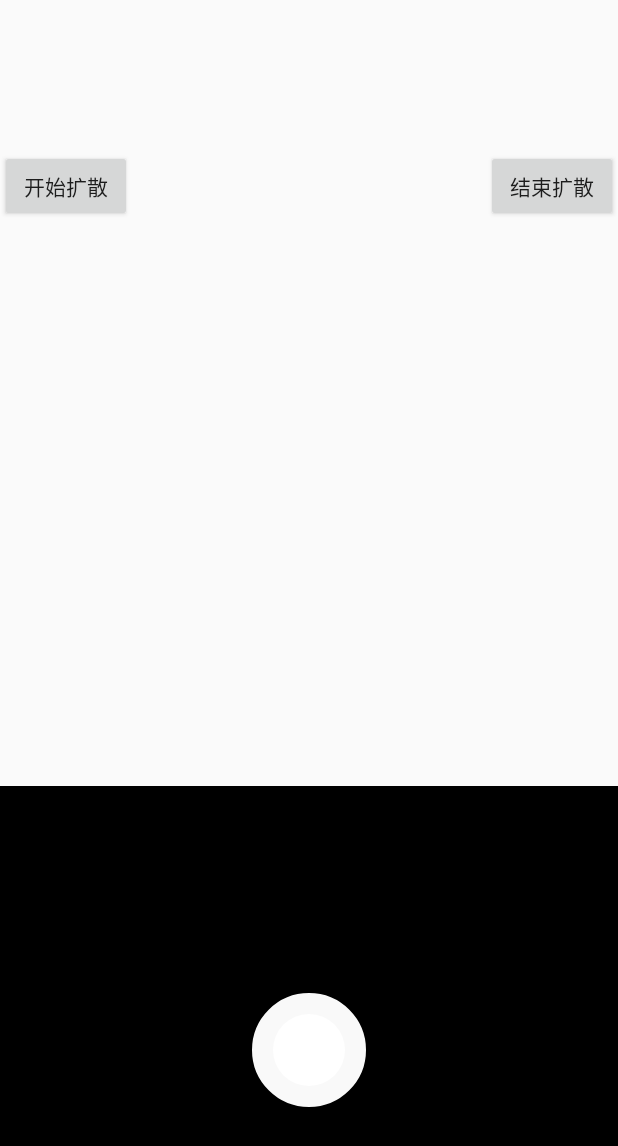
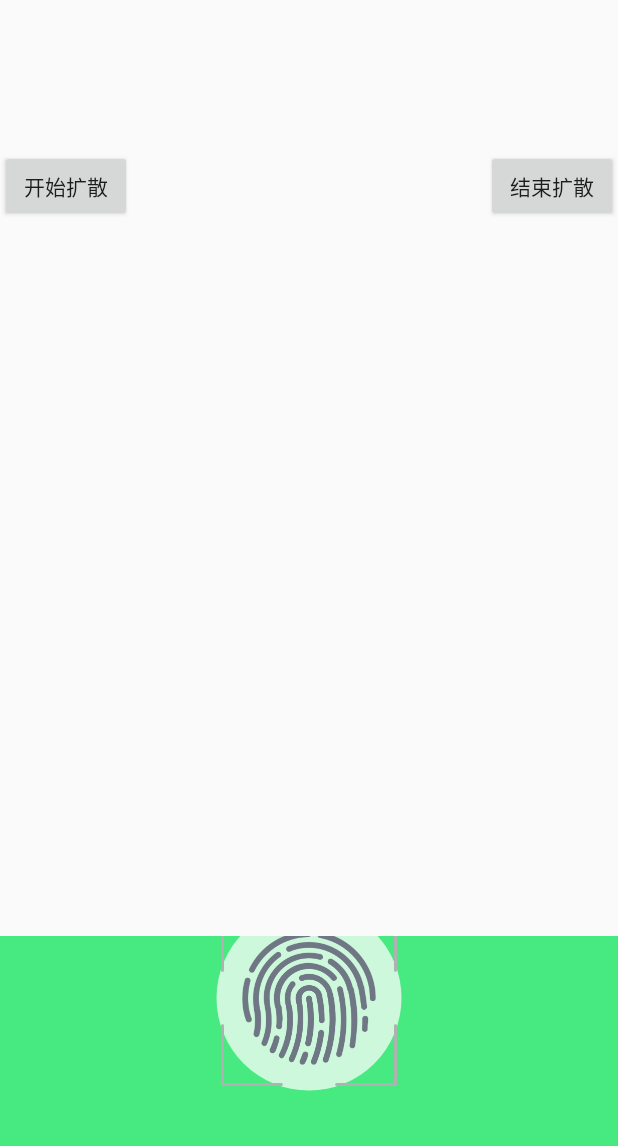
Before and after one commit to xjxliuxing/AndroidHelper, an Android app: the layout activity_touch_unlock.xml on its own in the app's theme, with its tools: preview values and no code run, on a phone screen of 412 x 824 dp. Shown: the top 1146 px of the screen. Run offline under Robolectric (Android 15) with nearby library versions, the phone set to English and light mode, and no system bars.

Commit message:
完善滑块

```diff
--- a/app/src/main/java/com/xjx/helper/widget/custom/CustomTouchUnlockView.kt
+++ b/app/src/main/java/com/xjx/helper/widget/custom/CustomTouchUnlockView.kt
@@ -54,13 +54,14 @@ class CustomTouchUnlockView(context: Context?, attrs: AttributeSet?) : View(cont
     var isWave = false      // 控制是否轮询重绘
     var isRunning = false    // 是否在扩散中
 
-    //    val intervalWidth = ConvertUtil.toDp(10f).toInt() // 每个view间隔的宽度
-    val intervalWidth = 5 // 每个view间隔的宽度
+    val mIntervalWidth = 5 // 每个view间隔的宽度
+    val mSpeed = 3 // 速度
+    var mAlpha = 0
 
     init {
         context?.let {
             // 绘制bitmap
-            bitmap = CustomViewUtil.getBitmapDefault(ContextCompat.getDrawable(it, R.mipmap.ic_launcher_round))
+            bitmap = CustomViewUtil.getBitmapDefault(ContextCompat.getDrawable(it, R.mipmap.anxia))
             mBitmapWidth = bitmap.width
             mBitmapHeight = bitmap.height
 
@@ -73,7 +74,7 @@ class CustomTouchUnlockView(context: Context?, attrs: AttributeSet?) : View(cont
             mPaintSpread.color = ContextCompat.getColor(context, R.color.white)
             mPaintSpread.isDither = true
             mPaintSpread.isAntiAlias = true
-            mPaintSpread.style = Paint.Style.STROKE
+            mPaintSpread.style = Paint.Style.FILL
             mPaintSpread.strokeWidth = 30f
 
             // 添加默认的数据
@@ -92,12 +93,6 @@ class CustomTouchUnlockView(context: Context?, attrs: AttributeSet?) : View(cont
 
     override fun onSizeChanged(w: Int, h: Int, oldw: Int, oldh: Int) {
         super.onSizeChanged(w, h, oldw, oldh)
-
-        if (bitmap.isRecycled) {
-            bitmap = CustomViewUtil.getBitmapDefault(ContextCompat.getDrawable(context, R.mipmap.ic_launcher_round))
-            mBitmapWidth = bitmap.getScaledWidth(2)
-            mBitmapHeight = bitmap.getScaledWidth(2)
-        }
 
         mLeft = (measuredWidth - mBitmapWidth) / 2
         mRight = mLeft + mBitmapWidth
@@ -121,9 +116,9 @@ class CustomTouchUnlockView(context: Context?, attrs: AttributeSet?) : View(cont
         super.onDraw(canvas)
 
         if (bitmap.isRecycled) {
-            bitmap = CustomViewUtil.getBitmapDefault(ContextCompat.getDrawable(context, R.mipmap.ic_launcher_round))
-            mBitmapWidth = bitmap.getScaledWidth(2)
-            mBitmapHeight = bitmap.getScaledWidth(2)
+            bitmap = CustomViewUtil.getBitmapDefault(ContextCompat.getDrawable(context, R.mipmap.anxia))
+            mBitmapWidth = bitmap.width
+            mBitmapHeight = bitmap.height
         }
 
         canvas?.let { c ->
@@ -133,43 +128,54 @@ class CustomTouchUnlockView(context: Context?, attrs: AttributeSet?) : View(cont
             c.drawBitmap(bitmap, srcRect, desRect, null)
 
             // 绘制中心模糊
-            c.drawCircle(centerX, centerY, radius, mPaintCenterFuzzy)
+            // c.drawCircle(centerX, centerY, radius, mPaintCenterFuzzy)
 
-            for (index in 0 until mAlphasList.size) {
+            // 控制是否轮询view
+            if (isWave) {
+                // 便利园的shu
+                for (index in 0 until mRadiusList.size) {
+                    mAlpha = mAlphasList[index]
+                    mPaintSpread.alpha = mAlpha.toInt()
+
+                    // 绘制view
                     val width = mRadiusList[index]
-                val alpha = mAlphasList[index]
-
-                mPaintSpread.alpha = alpha
                     c.drawCircle(centerX, centerY, (width + radius), mPaintSpread)
 
-                if (alpha > 0 && (width + radius < maxRadius)) {
-                    mRadiusList[index] = width + 2
-                    if (alpha - 2 > 0) {
-                        mAlphasList[index] = alpha - 2
-                    } else {
-                        mAlphasList[index] = 1
-                    }
+                    // 自增半径
+                    if ((width + radius) <= maxRadius) {
+                        mRadiusList[index] = width + mSpeed
                     }
 
-                else {
-                    mRadiusList[index] = 0
-//                    mAlphasList[index] = 255
+                    // 透明度增加
+                    if (mAlpha - mSpeed > 0) {
+                        mAlpha = if (mAlpha - mSpeed > 0) (mAlpha - mSpeed) else 1
+                        mAlphasList[index] = mAlpha
+                    }
+
+                    if (width < maxRadius) {
+                        //扩散直径和透明度
+                        mAlphasList.set(index, (255 - mAlpha * width))
+                        mRadiusList.set(index, width + 1)
                     }
                 }
 
                 // 设置扩散每增加30，就在去创建一个圆
 
                 val currentValue = mRadiusList[mRadiusList.size - 1]
-            val interval = ((currentValue / intervalWidth) * intervalWidth)
-            LogUtil.e("value:$currentValue  interval:$interval" + "  ssss:" + maxRadius / intervalWidth)
+                val interval = ((currentValue / mIntervalWidth) * mIntervalWidth)
+                LogUtil.e("value:$currentValue  interval:$interval" + "  ssss:" + maxRadius / mIntervalWidth)
 
-            if (currentValue >= (maxRadius / intervalWidth)) {
+                if (currentValue > 0 && interval > 0) {
+                    if (currentValue % (interval) == 0) {
+                        LogUtil.e("currentValue:$currentValue  interval:$interval")
                         mRadiusList.add(0)
                         mAlphasList.add(0)
+                        LogUtil.e("list:" + mRadiusList.toString() + "   list  2:" + mAlphasList.toString())
+                    }
                 }
 
                 // 最多添加10个，避免内存溢出
-            if (mRadiusList.size > 10) {
+                if (mRadiusList.size >= 8) {
                     mRadiusList.remove(0)
                     mAlphasList.remove(0)
                 }
@@ -178,42 +184,7 @@ class CustomTouchUnlockView(context: Context?, attrs: AttributeSet?) : View(cont
                 if (isWave) {
                     invalidate()
                 }
-
-
-//            for (index in 0 until mAlphasList.size) {
-//                val alphas = mAlphasList[index]
-//                mPaintSpread.alpha = alphas
-//
-//                // 获取存储半径的值
-//                if (index < mRadiusList.size) {
-//                    val width = mRadiusList[index]
-//                    // 开始绘制圆形
-//                    c.drawCircle(centerX, centerY, radius + width, mPaintSpread)
-//
-//                    // 每次自增1，用来增加动态增加view的宽度
-//                    if (width < maxRadius && alphas > 0) {
-//                        mRadiusList[index] = (width + 5)
-//                        mAlphasList[index] = if (alphas - 5 > 0) alphas - 5 else 1
-//                    }
-//                }
-//
-//                // 动态增加view
-//                if (mRadiusList.size <= 10) {
-//                    if (mRadiusList[mRadiusList.size - 1] > intervalWidth) {
-//                        mRadiusList.add(0)
-//                        mAlphasList.add(255)
-//                    }
-//                } else {
-//                    mRadiusList.remove(0)
-//                    mAlphasList.remove(0)
-//                }
-//
-//                //延迟更新，达到扩散视觉差效果
-//                if (isWave) {
-////                postInvalidateDelayed(20)
-//                    invalidate()
-//                }
-//            }
+            }
         }
     }
 
@@ -255,7 +226,6 @@ class CustomTouchUnlockView(context: Context?, attrs: AttributeSet?) : View(cont
         this.isWave = mIsWave
         mHandler.removeMessages(waitCode)
         mHandler.removeCallbacksAndMessages(null)
-
         invalidate()
     }
 
--- /dev/null
+++ b/app/src/main/java/com/xjx/helper/widget/custom/TestView.java
@@ -0,0 +1,168 @@
+package com.xjx.helper.widget.custom;
+
+import android.annotation.SuppressLint;
+import android.content.Context;
+import android.graphics.Bitmap;
+import android.graphics.Canvas;
+import android.graphics.Paint;
+import android.graphics.Rect;
+import android.util.AttributeSet;
+import android.view.View;
+
+import androidx.annotation.Nullable;
+import androidx.core.content.ContextCompat;
+
+import com.xjx.helper.R;
+import com.xjx.helper.utils.ConvertUtil;
+import com.xjx.helper.utils.CustomViewUtil;
+import com.xjx.helper.utils.LogUtil;
+
+import java.util.ArrayList;
+import java.util.List;
+
+public class TestView extends View {
+
+    private boolean isStartAnim = false; // 控制是否循环
+    private Paint mPaintSpread;
+    private Bitmap mBitmap;
+    private int mBitmapWidth;
+    private int mBitmapHeight;
+
+    private int mLeft;
+    private int mRight;
+    private int mTop;
+    private int mBottom;
+    private float mBottomValue = ConvertUtil.toDp(100f); // 距离底部的距离
+
+    private List<Float> mRadiusList = new ArrayList();
+    private List<Integer> mAlphaList = new ArrayList();
+
+    private int maxRadius = 0; // 最大的半径值
+    private int mRadiusPadding = (int) ConvertUtil.toDp(30f); // 左右边距的值
+
+    private float alphasZoom; // 透明度
+    private int centerX; // view的X轴中心
+    private int centerY; // view的Y轴中心
+    private int radius;   // 绘制的半径
+    private int mPaintWidth = 30; // 画笔的宽度
+    private int intervalWidth = 30; // 每隔view间隔的宽度
+    private float speed = 1.5f;// 扩散的速度
+
+    public TestView(Context context) {
+        super(context);
+        initView(context, null);
+    }
+
+    public TestView(Context context, @Nullable AttributeSet attrs) {
+        super(context, attrs);
+        initView(context, attrs);
+    }
+
+    private void initView(Context context, AttributeSet attrs) {
+
+        mPaintSpread = new Paint();
+        mPaintSpread.setAntiAlias(true);
+        mPaintSpread.setDither(true);
+        mPaintSpread.setStyle(Paint.Style.FILL);
+        mPaintSpread.setStrokeWidth(mPaintWidth);// view的宽度
+        mPaintSpread.setColor(ContextCompat.getColor(getContext(), R.color.white));
+
+        mAlphaList.add(255); // 默认设置最大值
+        mRadiusList.add(0f);
+    }
+
+    @Override
+    protected void onMeasure(int widthMeasureSpec, int heightMeasureSpec) {
+        super.onMeasure(widthMeasureSpec, heightMeasureSpec);
+
+        int value = (int) (mBitmapHeight + mBottomValue * 2);
+
+        setMeasuredDimension(
+                resolveSize(View.MeasureSpec.getSize(widthMeasureSpec), widthMeasureSpec),
+                value
+        );
+    }
+
+    @Override
+    protected void onSizeChanged(int w, int h, int oldw, int oldh) {
+        super.onSizeChanged(w, h, oldw, oldh);
+        int measuredHeight = getMeasuredHeight();
+        int measuredWidth = getMeasuredWidth();
+
+        mBitmap = CustomViewUtil.getBitmapDefault(ContextCompat.getDrawable(getContext(), R.mipmap.anxia));
+        mBitmapWidth = mBitmap.getWidth();
+        mBitmapHeight = mBitmap.getHeight();
+
+        mLeft = (measuredWidth - mBitmapWidth) / 2;
+        mRight = mLeft + mBitmapWidth;
+        mTop = (int) (measuredHeight - mBitmapHeight - mBottomValue);
+        mBottom = (int) (measuredHeight - mBottomValue);
+
+        // 中心的模糊效果
+        centerX = (mLeft + (mBitmapWidth / 2)); // 圆形X轴的中心位置
+        centerY = (mTop + (mBitmapHeight / 2)); // 圆形Y轴的中心位置
+        radius = Math.max(mBitmapWidth / 2, mBitmapHeight / 2);   // 圆形的半径
+        setLayerType(LAYER_TYPE_SOFTWARE, mPaintSpread);
+
+        // 最大的半径
+        maxRadius = (measuredHeight / 2) - mRadiusPadding;
+        alphasZoom = 255f / (maxRadius - radius); //注意这里 如果为int类型就会为0,除数中f一定要加,默认int ;
+    }
+
+    @Override
+    @SuppressLint("DrawAllocation")
+    protected void onDraw(Canvas canvas) {
+        super.onDraw(canvas);
+
+        for (int i = 0; i < mRadiusList.size(); i++) {
+            // 设置透明
+            float alphas = mAlphaList.get(i);
+            LogUtil.e("alpha:" + alphas);
+            mPaintSpread.setAlpha((int) alphas);
+
+            Float width = mRadiusList.get(i);
+            // 绘制圆形
+            canvas.drawCircle(centerX, centerY, width + radius, mPaintSpread);
+
+            LogUtil.e("width:" + width + "  alphas:" + alphas + "   alphasZoom：" + alphasZoom + " maxRadius：" + maxRadius + "  maxLenght:" + (maxRadius - radius));
+            if (width + radius < maxRadius) {  //扩散直径和透明度
+                LogUtil.e("  ssss:" + (255 - alphasZoom * (width + speed)));
+                mAlphaList.set(i, (int) (255 - alphasZoom * (width + speed)));
+                mRadiusList.set(i, width + speed);
+            } else {
+                mAlphaList.set(i, 0);
+            }
+        }
+
+        // 只要最外边的view宽度大于30 ，就开始添加一个view
+        Float current = mRadiusList.get(mRadiusList.size() - 1);
+        if ((current) == (mPaintWidth + intervalWidth)) {
+            mRadiusList.add(0f);
+            mAlphaList.add(255);
+        }
+
+        if (mRadiusList.size() >= 10) {
+            mRadiusList.remove(0);
+            mAlphaList.remove(0);
+        }
+
+        // 绘制中心圆
+        Rect srcRect = new Rect(0, 0, mBitmapWidth, mBitmapHeight);
+        Rect desRect = new Rect(mLeft, mTop, mRight, mBottom);
+        canvas.drawBitmap(mBitmap, srcRect, desRect, null);
+
+        if (isStartAnim) {
+            invalidate();
+        }
+    }
+
+    public void start() {
+        isStartAnim = true;
+        invalidate();
+    }
+
+    public void pause() {
+        isStartAnim = false;
+    }
+
+}
--- a/app/src/main/java/com/xjx/helper/widget/custom/WaveView.java
+++ b/app/src/main/java/com/xjx/helper/widget/custom/WaveView.java
@@ -1,8 +1,11 @@
 package com.xjx.helper.widget.custom;
 
+import android.annotation.SuppressLint;
 import android.content.Context;
+import android.graphics.Bitmap;
 import android.graphics.Canvas;
 import android.graphics.Paint;
+import android.graphics.Rect;
 import android.util.AttributeSet;
 import android.view.View;
 
@@ -11,89 +14,114 @@ import androidx.core.content.ContextCompat;
 
 import com.xjx.helper.R;
 import com.xjx.helper.utils.ConvertUtil;
+import com.xjx.helper.utils.CustomViewUtil;
 
 import java.util.ArrayList;
 import java.util.List;
 
 public class WaveView extends View {
 
-    private static int centerColor;
-    private Paint mPaint;
-    private float alpharate;
     private boolean isStartAnim = false;
     private int mSpace;
-    private int mWidth = 400;
-    private boolean isFillstyle;
-    private List<Float> widths = new ArrayList();
-    private List<Integer> mAlphas = new ArrayList();
+    private List<Float> mRadiusList = new ArrayList();
+    private List<Integer> mAlphaList = new ArrayList();
+
+    private Paint mPaintSpread;
+    private Bitmap mBitmap;
+    private int mBitmapWidth;
+    private int mBitmapHeight;
+    private float alphas; // 透明度
+    private int centerX; // view的X轴中心
+    private int centerY; // view的Y轴中心
+    private int radius;   // 绘制的半径
+
+    private int mLeft;
+    private int mRight;
+    private int mTop;
+    private int mBottom;
+    private float mBottomValue = ConvertUtil.toDp(100f);
+    private int maxRadius = 0; // 最大的半径值
+    private int mRadiusPadding = (int) ConvertUtil.toDp(30f); // 边距最大的值
 
     public WaveView(Context context) {
         this(context, null);
+        initView(context, null);
     }
 
     public WaveView(Context context, @Nullable AttributeSet attrs) {
-        this(context, attrs, 0);
-
+        super(context, attrs);
+        initView(context, attrs);
     }
 
-    public WaveView(Context context, @Nullable AttributeSet attrs, int defStyleAttr) {
-        super(context, attrs, defStyleAttr);
-//        TypedArray typedArray = context.obtainStyledAttributes(attrs, R.styleable.WaveView, defStyleAttr, 0);
-//        centerColor = typedArray.getColor(R.styleable.WaveView_wavecolor, getResources().getColor(R.color.colorAccent));
-//        mSpace = typedArray.getInteger(R.styleable.WaveView_space, 100);
-//        isFillstyle = typedArray.getBoolean(R.styleable.WaveView_fillstyle, true);
-//        mWidth = typedArray.getInteger(R.styleable.WaveView_width, 400);
-//        typedArray.recycle();
-        init();
-    }
-
-    private void init() {
-        centerColor = ContextCompat.getColor(getContext(), R.color.white);
+    private void initView(Context context, @Nullable AttributeSet attrs) {
         mSpace = (int) ConvertUtil.toDp(20f);
 
-        mPaint = new Paint();
-        mPaint.setAntiAlias(true);
-//        if (isFillstyle) {
-//            mPaint.setStyle(Paint.Style.FILL);
-//        } else {
-//        }
+        mBitmap = CustomViewUtil.getBitmapDefault(ContextCompat.getDrawable(context, R.mipmap.anxia));
+        mBitmapWidth = mBitmap.getWidth();
+        mBitmapHeight = mBitmap.getHeight();
 
-        mPaint.setStyle(Paint.Style.FILL);
-//        mPaint.setStyle(Paint.Style.STROKE);
-        mPaint.setStrokeWidth(3);
+        mPaintSpread = new Paint();
+        mPaintSpread.setAntiAlias(true);
+        mPaintSpread.setStrokeWidth(3);
+        mPaintSpread.setDither(true);
+        mPaintSpread.setStyle(Paint.Style.FILL);
+        mPaintSpread.setColor(ContextCompat.getColor(getContext(), R.color.white));
 
-        alpharate = 255f / mWidth; //注意这里 如果为int类型就会为0,除数中f一定要加,默认int ;
-        mAlphas.add(255);
-        widths.add(0f);
+        mAlphaList.add(255);
+        mRadiusList.add(0f);
     }
 
     @Override
+    protected void onMeasure(int widthMeasureSpec, int heightMeasureSpec) {
+        super.onMeasure(widthMeasureSpec, heightMeasureSpec);
+        setMeasuredDimension(
+                resolveSize(View.MeasureSpec.getSize(widthMeasureSpec), widthMeasureSpec),
+                resolveSize(View.MeasureSpec.getSize(heightMeasureSpec), heightMeasureSpec)
+        );
+    }
+
+    @Override
+    @SuppressLint("DrawAllocation")
     protected void onDraw(Canvas canvas) {
+
+        for (int i = 0; i < mRadiusList.size(); i++) { //遍历圆数目
+            // 设置透明度
+            mPaintSpread.setAlpha(mAlphaList.get(i));
+            // 设置宽度
+            Float width = mRadiusList.get(i);
+
+            canvas.drawCircle(centerX, centerY, width + radius, mPaintSpread); //画圆
+
+            if (width + radius <= maxRadius) {  //扩散直径和透明度
+                mAlphaList.set(i, (int) (255 - alphas * width));
+                mRadiusList.set(i, width + 1);
+            }
+        }
+
+        if (mRadiusList.size() >= 10) {
+            mAlphaList.remove(0);
+            mRadiusList.remove(0);
+        }
+
+        if (mRadiusList.get(mRadiusList.size() - 1) == mSpace) {
+            mAlphaList.add(255);
+            mRadiusList.add(0f);
+        }
+
+        // 绘制中心的图片
+        if (mBitmap.isRecycled()) {
+            mBitmap = CustomViewUtil.getBitmapDefault(ContextCompat.getDrawable(getContext(), R.mipmap.anxia));
+            mBitmapWidth = mBitmap.getWidth();
+            mBitmapHeight = mBitmap.getHeight();
+        }
+
+        Rect srcRect = new Rect(0, 0, mBitmapWidth, mBitmapHeight);
+        Rect desRect = new Rect(mLeft, mTop, mRight, mBottom);
+        canvas.drawBitmap(mBitmap, srcRect, desRect, null);
+
         if (isStartAnim) {
             invalidate();
         }
-        mPaint.setColor(centerColor);
-        for (int i = 0; i < widths.size(); i++) { //遍历圆数目
-            Integer cuAlpha = mAlphas.get(i);
-            mPaint.setAlpha(cuAlpha);
-            Float aFloat = widths.get(i);
-            canvas.drawCircle(getWidth() / 2, getHeight() / 2, aFloat, mPaint); //画圆
-            if (aFloat < mWidth) {  //扩散直径和透明度
-                mAlphas.set(i, (int) (255 - alpharate * aFloat));
-                widths.set(i, aFloat + 1);
-            }
-        }
-
-        if (widths.size() >= 5) {
-            mAlphas.remove(0);
-            widths.remove(0);
-        }
-
-        if (widths.get(widths.size() - 1) == mSpace) {
-            mAlphas.add(255);
-            widths.add(0f);
-        }
-
     }
 
     public void startAnim() {
@@ -104,4 +132,27 @@ public class WaveView extends View {
     public void pauseAnim() {
         isStartAnim = false;
     }
+
+    @Override
+    protected void onSizeChanged(int w, int h, int oldw, int oldh) {
+        super.onSizeChanged(w, h, oldw, oldh);
+
+        int measuredHeight = getMeasuredHeight();
+        int measuredWidth = getMeasuredWidth();
+
+        mLeft = (measuredWidth - mBitmapWidth) / 2;
+        mRight = mLeft + mBitmapWidth;
+        mTop = (int) (measuredHeight - mBitmapHeight - mBottomValue);
+        mBottom = (int) (measuredHeight - mBottomValue);
+
+        // 中心的模糊效果
+        centerX = (mLeft + (mBitmapWidth / 2)); // 圆形X轴的中心位置
+        centerY = (mTop + (mBitmapHeight / 2)); // 圆形Y轴的中心位置
+        radius = Math.max(mBitmapWidth / 2, mBitmapHeight / 2);   // 圆形的半径
+        setLayerType(LAYER_TYPE_SOFTWARE, mPaintSpread);
+
+        // 最大的半径
+        maxRadius = (measuredHeight / 2) - mRadiusPadding;
+        alphas = 255f / maxRadius; //注意这里 如果为int类型就会为0,除数中f一定要加,默认int ;
+    }
 }
--- a/app/src/main/res/layout/activity_touch_unlock.xml
+++ b/app/src/main/res/layout/activity_touch_unlock.xml
@@ -24,15 +24,22 @@
         android:id="@+id/cv"
         android:layout_width="match_parent"
         android:layout_height="300dp"
-        android:layout_alignParentBottom="true"
-        android:layout_centerInParent="true"
-        android:background="@color/black" />
+        android:background="@color/black"
+        android:visibility="gone" />
 
     <com.xjx.helper.widget.custom.WaveView
         android:id="@+id/waaaa"
-        android:layout_width="400dp"
-        android:layout_height="400dp"
+        android:layout_width="match_parent"
+        android:layout_height="wrap_content"
+        android:layout_alignParentBottom="true"
         android:background="@color/black"
         android:visibility="gone" />
 
+    <com.xjx.helper.widget.custom.TestView
+        android:id="@+id/lllll"
+        android:layout_width="match_parent"
+        android:layout_height="wrap_content"
+        android:layout_alignParentBottom="true"
+        android:background="@color/green_1" />
+
 </RelativeLayout>
--- a/app/src/main/res/values/colors.xml
+++ b/app/src/main/res/values/colors.xml
@@ -75,6 +75,7 @@
     <color name="gray_11">#ff313941</color>
     <color name="gray_12">#BEC4CC</color>
     <color name="gray_21">#313941</color>
+    <color name="gray_22">#E7E7E7</color>
 
     <!--todo  颜色的资源文件-->
     <color name="blue_1">#5AA7A9</color>
@@ -94,6 +95,7 @@
     <color name="black_7">#313941</color>
     <color name="black_13">#CC000000</color>
     <color name="black_14">#80333843</color>
+    <color name="black_15">#979797</color>
 
     <color name="white_1">#F9F9F9</color>
     <color name="white_2">#ECECEC</color>
```
Also changed, not shown: app/src/main/AndroidManifest.xml (+4 -4 lines), app/src/main/java/com/xjx/helper/ui/home/activity/todo/customviewui/TouchUnlockActivity.kt (+5 -5 lines), app/src/main/java/com/xjx/helper/utils/CustomViewUtil.java (+24 -0 lines), app/src/main/java/com/xjx/helper/widget/custom/SliderView.kt (+34 -13 lines), app/src/main/res/layout/activity_slider.xml (+3 -4 lines), app/src/main/res/mipmap-xxhdpi/anxia.png (added), app/src/main/res/mipmap-xxhdpi/icon_control_vehicle_xp_zdbc_yz.png (added). Lines whose indentation alone changed are shown as unchanged.
